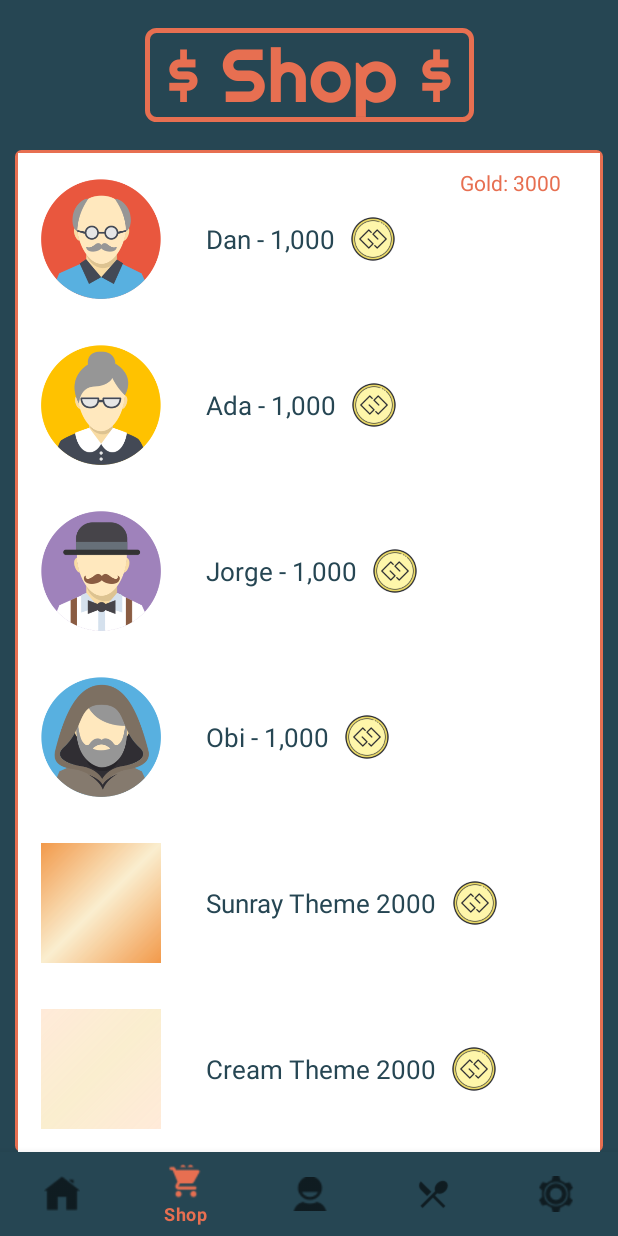
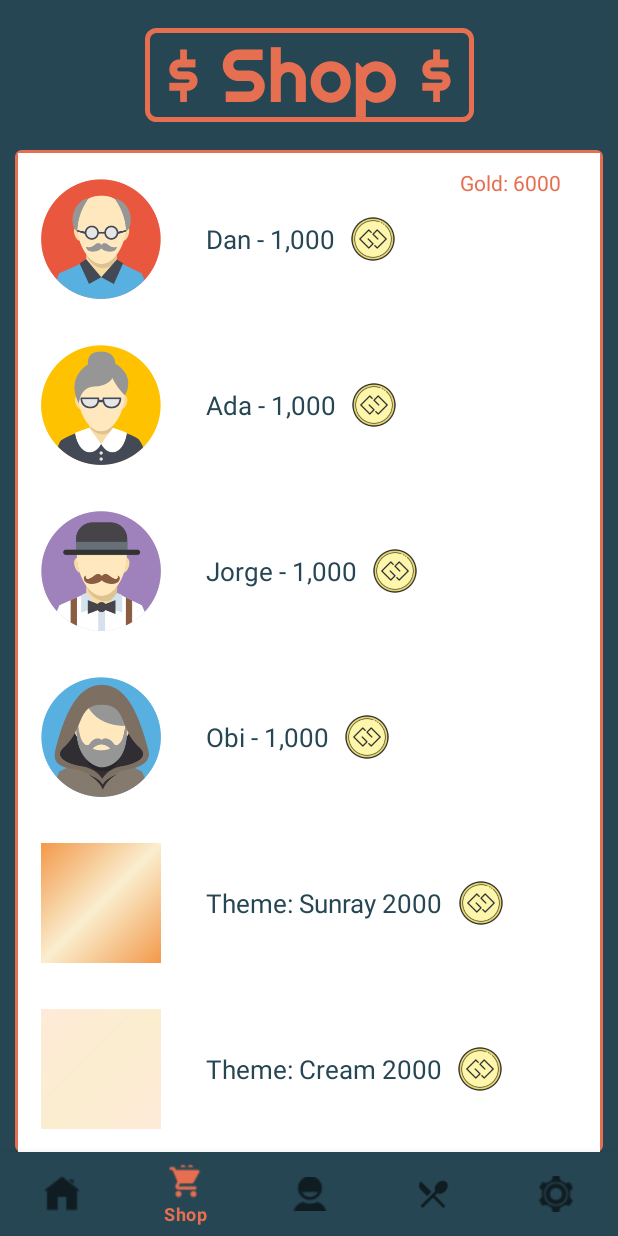
Before and after one commit to Cradle-Boys/Healthy-v7, an Android app: the screen it shows after launch once a user with an empty profile is signed in (HomeActivity), item 2 of the bottom bar chosen, scrolled down 551 dp, on a phone screen of 412 x 824 dp. Run offline under Robolectric (Android 15) with nearby library versions, the phone set to English and light mode, and no system bars; our stand-ins replace Firebase (no records; nobody signed in at launch, a user with empty details on screens opened directly); Roboto replaces fonts that are not available here.

Commit message:
bug fixes

```diff
--- a/app/src/main/java/com/example/healthy_v_7/helper/ShopRecyclerViewAdapter.java
+++ b/app/src/main/java/com/example/healthy_v_7/helper/ShopRecyclerViewAdapter.java
@@ -63,7 +63,7 @@
                 }else if(position==9||position==10){
                     totalGold=sharedPreferences.getInt("totalGold",0);
                     if(totalGold>=2000){
-                        sharedPreferences.edit().putInt("totalGold",totalGold-2000).apply();//for instant UI update
+                        sharedPreferences.edit().putInt("totalGold",(totalGold-2000)).apply();//for instant UI update
                         if(position==9){
                             sharedPreferences.edit().putBoolean("SunrayTheme",true).apply();
                             sharedPreferences.edit().putBoolean("CreamTheme",false).apply();
--- a/app/src/main/java/com/example/healthy_v_7/model/ShopData.java
+++ b/app/src/main/java/com/example/healthy_v_7/model/ShopData.java
@@ -20,8 +20,8 @@
             add("Ada - 1,000");
             add("Jorge - 1,000");
             add("Obi - 1,000");
-            add("Sunray Theme 2000");
-            add("Cream Theme 2000");
+            add("Theme: Sunray 2000");
+            add("Theme: Cream 2000");
         }
     };
     public static ArrayList<Integer> mImages = new ArrayList<Integer>() {
```
Also changed, not shown: app/src/main/java/com/example/healthy_v_7/HomeActivity.java (+21 -8 lines), 90 other files.
